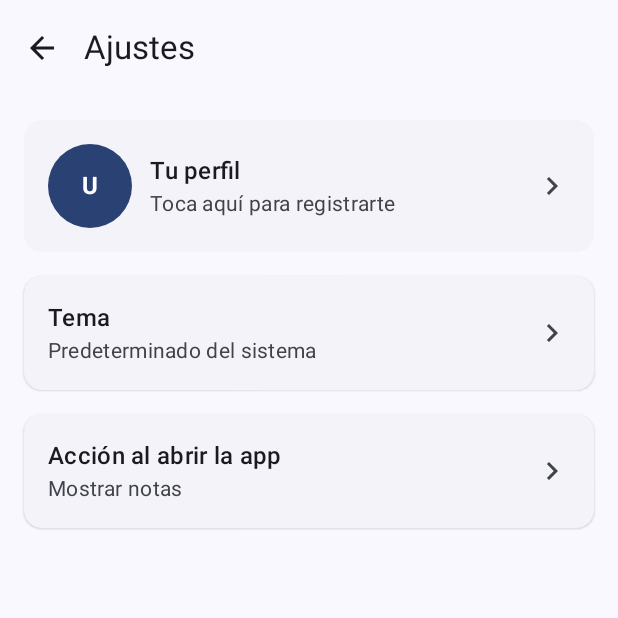
After one commit to ValdoYKING/Notas_Valdo, an Android app built with Jetpack Compose: the composable SettingsScreen shown on its own in the app's theme, on a phone screen of 412 x 824 dp, the top half of it. The commit adds this screen. Run offline under Robolectric (Android 15) with nearby library versions, the phone set to English and light mode, and no system bars.

Commit message:
Añadido soporte para la configuración de perfil y ajustes de tema, incluyendo nuevas pantallas para la gestión de perfil y preferencias de inicio.

```diff
--- a/app/src/main/java/com/valdo/notasinteligentesvaldo/screens/NotesScreen.kt
+++ b/app/src/main/java/com/valdo/notasinteligentesvaldo/screens/NotesScreen.kt
@@ -173,6 +173,8 @@ fun NotesScreen(
                     selected = false,
                     onClick = {
                         scope.launch { drawerState.close() }
+                        // Navegar a pantalla de ajustes
+                        navController.navigate("settings")
                     },
                     icon = { Icon(Icons.Default.Settings, contentDescription = "Ajustes") }
                 )
--- /dev/null
+++ b/app/src/main/java/com/valdo/notasinteligentesvaldo/screens/SettingsScreen.kt
@@ -0,0 +1,137 @@
+package com.valdo.notasinteligentesvaldo.screens
+
+import androidx.compose.material.icons.Icons
+import androidx.compose.material.icons.automirrored.filled.ArrowBack
+import androidx.compose.material.icons.filled.ChevronRight
+import androidx.compose.material3.*
+import androidx.compose.runtime.*
+import androidx.compose.ui.Alignment
+import androidx.compose.ui.Modifier
+import androidx.compose.ui.draw.clip
+import androidx.compose.ui.text.font.FontWeight
+import androidx.compose.ui.unit.dp
+import androidx.navigation.NavController
+import com.valdo.notasinteligentesvaldo.data.UiPrefs
+import androidx.compose.foundation.layout.*
+import androidx.compose.foundation.background
+import androidx.compose.foundation.clickable
+import androidx.compose.foundation.shape.CircleShape
+import androidx.compose.ui.platform.LocalContext
+
+@OptIn(ExperimentalMaterial3Api::class)
+@Composable
+fun SettingsScreen(
+    navController: NavController
+) {
+    val context = LocalContext.current
+
+    val firstName by UiPrefs.firstNameFlow(context).collectAsState(initial = "")
+    val lastName by UiPrefs.lastNameFlow(context).collectAsState(initial = "")
+    val themeMode by UiPrefs.themeModeFlow(context).collectAsState(initial = "system")
+    val startAction by UiPrefs.startActionFlow(context).collectAsState(initial = "notes")
+
+    val fullName = (firstName.trim() + " " + lastName.trim()).trim()
+    val initials = ((firstName.firstOrNull()?.toString() ?: "") + (lastName.firstOrNull()?.toString() ?: "")).uppercase().ifBlank { "U" }
+
+    val themeLabel = when (themeMode) {
+        "light" -> "Claro"
+        "dark" -> "Oscuro"
+        "dark_plus" -> "Oscuro+ (OLED)"
+        else -> "Predeterminado del sistema"
+    }
+
+    val startActionLabel = if (startAction == "quick_note") "Nota rápida" else "Mostrar notas"
+
+    Scaffold(
+        topBar = {
+            TopAppBar(
+                title = { Text("Ajustes") },
+                navigationIcon = {
+                    IconButton(onClick = { navController.popBackStack() }) {
+                        Icon(Icons.AutoMirrored.Filled.ArrowBack, contentDescription = "Atrás")
+                    }
+                }
+            )
+        }
+    ) { padding ->
+        Column(
+            modifier = Modifier
+                .padding(padding)
+                .padding(16.dp)
+                .fillMaxSize(),
+            verticalArrangement = Arrangement.spacedBy(16.dp)
+        ) {
+            // Apartado de Perfil
+            ElevatedCard(
+                modifier = Modifier.fillMaxWidth(),
+                onClick = { navController.navigate("settings/profile") }
+            ) {
+                Row(
+                    modifier = Modifier
+                        .fillMaxWidth()
+                        .clickable { navController.navigate("settings/profile") }
+                        .padding(16.dp),
+                    verticalAlignment = Alignment.CenterVertically
+                ) {
+                    // Avatar placeholder
+                    Box(
+                        modifier = Modifier
+                            .size(56.dp)
+                            .clip(CircleShape)
+                            .background(MaterialTheme.colorScheme.primary),
+                        contentAlignment = Alignment.Center
+                    ) {
+                        Text(initials, color = MaterialTheme.colorScheme.onPrimary, fontWeight = FontWeight.Bold)
+                    }
+                    Spacer(Modifier.width(12.dp))
+                    Column(modifier = Modifier.weight(1f)) {
+                        Text("Tu perfil", style = MaterialTheme.typography.titleMedium)
+                        val subtitle = if (fullName.isBlank()) "Toca aquí para registrarte" else fullName
+                        Text(subtitle, style = MaterialTheme.typography.bodyMedium, color = MaterialTheme.colorScheme.onSurfaceVariant)
+                    }
+                    Icon(Icons.Filled.ChevronRight, contentDescription = null, tint = MaterialTheme.colorScheme.onSurfaceVariant)
+                }
+            }
+
+            // Apartado de Tema
+            ElevatedCard(
+                modifier = Modifier.fillMaxWidth(),
+                onClick = { navController.navigate("settings/theme") }
+            ) {
+                Row(
+                    modifier = Modifier
+                        .fillMaxWidth()
+                        .clickable { navController.navigate("settings/theme") }
+                        .padding(16.dp),
+                    verticalAlignment = Alignment.CenterVertically
+                ) {
+                    Column(modifier = Modifier.weight(1f)) {
+                        Text("Tema", style = MaterialTheme.typography.titleMedium)
+                        Text(themeLabel, style = MaterialTheme.typography.bodyMedium, color = MaterialTheme.colorScheme.onSurfaceVariant)
+                    }
+                    Icon(Icons.Filled.ChevronRight, contentDescription = null, tint = MaterialTheme.colorScheme.onSurfaceVariant)
+                }
+            }
+
+            // Apartado Acción al abrir
+            ElevatedCard(
+                modifier = Modifier.fillMaxWidth(),
+                onClick = { navController.navigate("settings/start_action") }
+            ) {
+                Row(
+                    modifier = Modifier
+                        .fillMaxWidth()
+                        .clickable { navController.navigate("settings/start_action") }
+                        .padding(16.dp),
+                    verticalAlignment = Alignment.CenterVertically
+                ) {
+                    Column(modifier = Modifier.weight(1f)) {
+                        Text("Acción al abrir la app", style = MaterialTheme.typography.titleMedium)
+                        Text(startActionLabel, style = MaterialTheme.typography.bodyMedium, color = MaterialTheme.colorScheme.onSurfaceVariant)
+                    }
+                    Icon(Icons.Filled.ChevronRight, contentDescription = null, tint = MaterialTheme.colorScheme.onSurfaceVariant)
+                }
+            }
+        }
+    }
+}
```
Also changed, not shown: app/src/main/java/com/valdo/notasinteligentesvaldo/MainActivity.kt (+20 -2 lines), app/src/main/java/com/valdo/notasinteligentesvaldo/data/UiPrefs.kt (+58 -0 lines), app/src/main/java/com/valdo/notasinteligentesvaldo/navigation/Navigation.kt (+47 -0 lines), app/src/main/java/com/valdo/notasinteligentesvaldo/screens/ProfileSettingsScreen.kt (added, +164 -0 lines), app/src/main/java/com/valdo/notasinteligentesvaldo/screens/StartActionSettingsScreen.kt (added, +61 -0 lines), app/src/main/java/com/valdo/notasinteligentesvaldo/screens/ThemeSettingsScreen.kt (added, +65 -0 lines), app/src/main/java/com/valdo/notasinteligentesvaldo/ui/theme/Theme.kt (+13 -12 lines).
